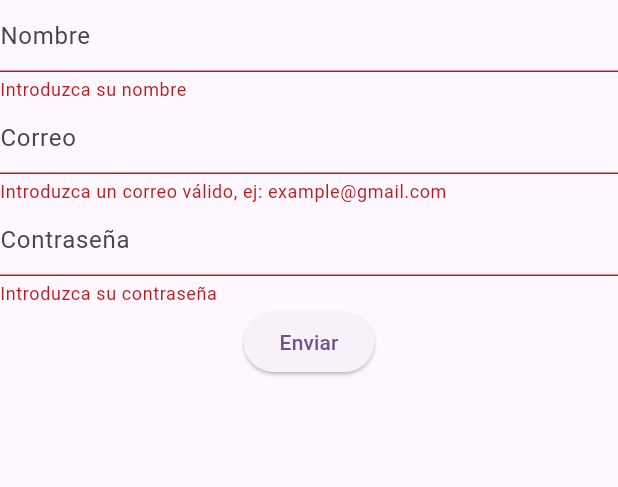
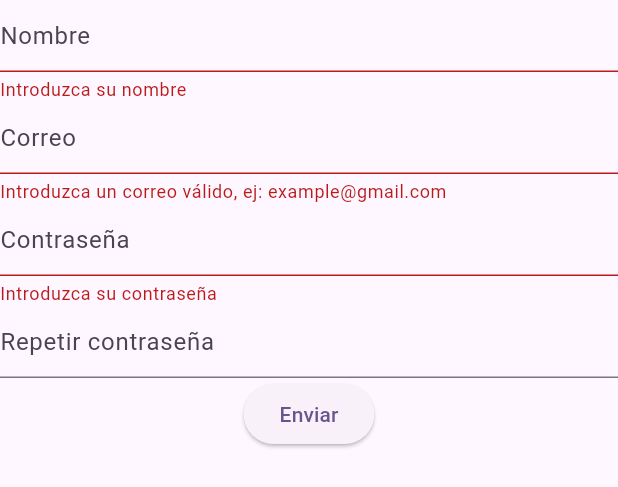
Before and after one commit to AngelChv/ejercicios_flutter, a Flutter app: the MyForm widget shown alone on an empty page, opened directly, after a tap on "Enviar", on a phone screen of 412 x 824 dp. Shown: the top 487 px of the screen. Run offline on Flutter 3.47's test engine with Material 3 defaults, Android fonts, the phone set to English and light mode, and no system bars; our stand-ins replace loading_animation_widget.

Commit message:
ejercicio 26 y confirmar contraseña en el ejercicio 14.

```diff
--- a/lib/ej_11_14_form.dart
+++ b/lib/ej_11_14_form.dart
@@ -34,10 +34,25 @@ class MyForm extends StatefulWidget {
 
 class _MyFormState extends State<MyForm> {
   final _formKey = GlobalKey<FormState>(); // Importante!
+  final RegExp emailRegex = RegExp(r"^[\w.-]+@[a-zA-Z\d-]+\.[a-zA-Z]{2,6}$");
+  final RegExp passwdRegex = RegExp(r"^\w{8}");
+  final passwdController = TextEditingController();
+
+  String? passwdValidator(String? value) {
+    if (value == null || value.isEmpty) {
+      return "Introduzca su contraseña";
+    }
+    if (!passwdRegex.hasMatch(value)) {
+      return "La contraseña debe de tener al menos 8 caracteres.";
+    }
+    if (value == passwdController.text) {
+      return "Las contraseñas no coinciden";
+    }
+    return null;
+  }
 
   @override
   Widget build(BuildContext context) {
-    final RegExp emailRegex = RegExp(r"^[\w.-]+@[a-zA-Z\d-]+\.[a-zA-Z]{2,6}$");
     return Form(
       key: _formKey,
       child: Column(
@@ -71,12 +86,15 @@ class _MyFormState extends State<MyForm> {
             decoration: const InputDecoration(
               hintText: "Contraseña",
             ),
-            validator: (value) {
-              if (value == null || value.isEmpty) {
-                return "Introduzca su contraseña";
-              }
-              return null;
-            },
+            validator: (value) => passwdValidator(value),
+          ),
+          TextFormField(
+            obscureText: true,
+            enableSuggestions: false,
+            autocorrect: false,
+            decoration: const InputDecoration(
+              hintText: "Repetir contraseña",
+            ),
           ),
           ElevatedButton(
             onPressed: () {
```
Also changed, not shown: lib/ej26_color/ej26_color.dart (+26 -16 lines).
